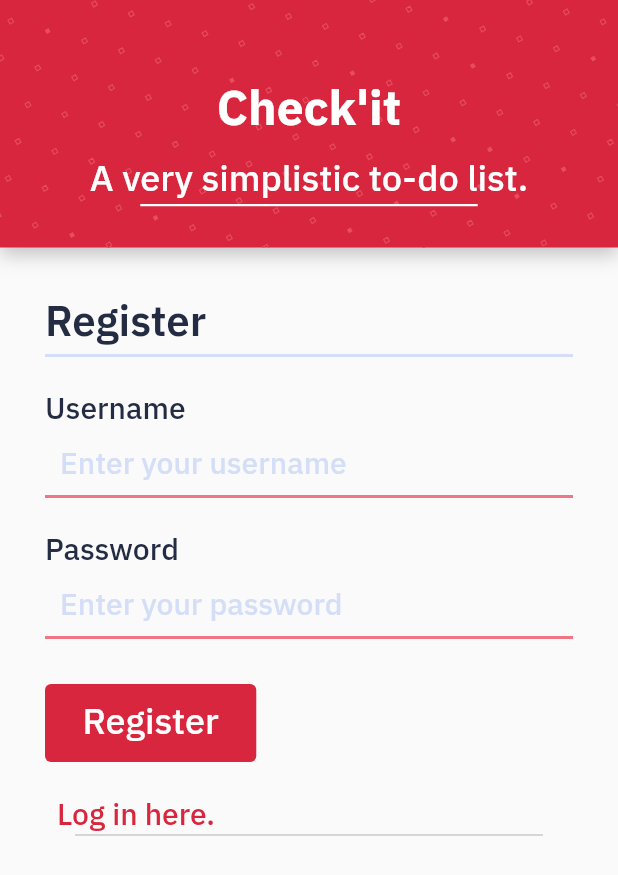
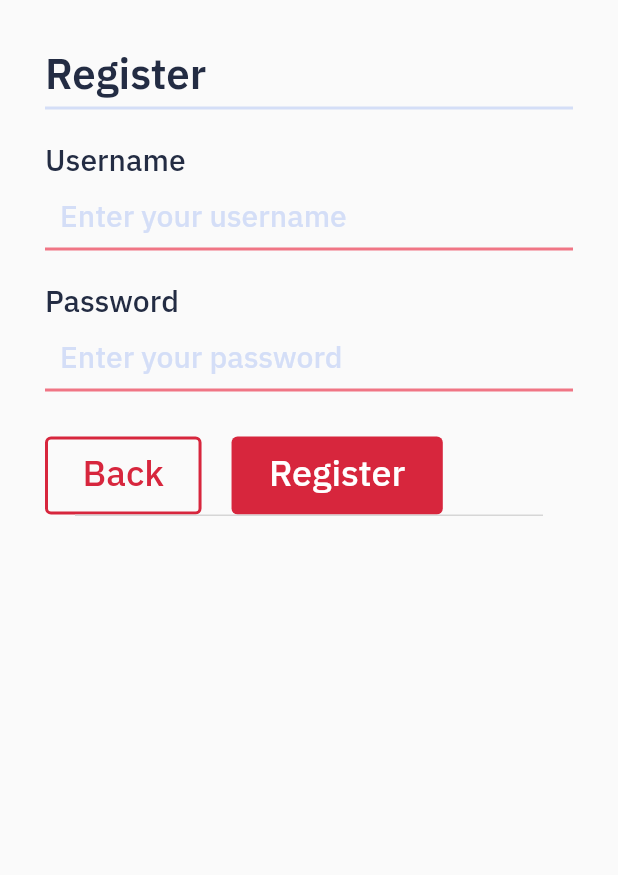
Before and after one commit to LeguyDany/checkit, a Flutter app: the Register screen opened directly, on a phone screen of 412 x 824 dp. Shown: the top 875 px of the screen. Run offline on Flutter 3.47's test engine with Material 2 defaults, Android fonts, the light colour scheme and no system bars; our stand-ins replace flutter_dotenv, flutter_secure_storage, flutter_svg, go_router, lottie; accounts and stored records are empty; grey boxes are pictures that could not be loaded.

Commit message:
feat(front): General fix, router improvement, bottom nav bar improvement and misc

```diff
--- a/front/lib/controller/api/auth.dart
+++ b/front/lib/controller/api/auth.dart
@@ -3,6 +3,10 @@ import 'package:checkit/controller/response.dart';
 import 'package:checkit/helper/api_requests.dart';
 
 abstract class AuthApi {
+  Future<Response> apiCheckIsAuth() async {
+    final res = await apiRequests.getRequest('/auth/check_logged_in');
+    return res;
+  }
   Future<Response> apiRegister(String username, String password) async {
     final Map<String, String> body = {'username': username, 'pwd': password};
     final res = await apiRequests.postRequest('/users/addUser', jsonEncode(body));
--- a/front/lib/helper/api_requests.dart
+++ b/front/lib/helper/api_requests.dart
@@ -21,7 +21,9 @@ class ApiRequests {
 
   Future<Response> getRequest(String route) async {
     var url = Uri.http('$apiAddress:$apiPort', route);
-    var response = await http.get(url);
+    var response = await http.get(url, headers: {
+      'Authorization': 'Bearer ${header["Authorization"]}'
+    });
     final Map<String, dynamic> itemJson = jsonDecode(response.body);
     final castedResponse = Response.fromJson(itemJson);
 
--- /dev/null
+++ b/front/lib/pages/components/general/CTA2.dart
@@ -0,0 +1,32 @@
+import 'package:checkit/config/globals.dart';
+import 'package:flutter/material.dart';
+
+class CTA2 extends StatelessWidget {
+  const CTA2({Key? key, required this.content, required this.onPress, required this.isDisabled})
+      : super(key: key);
+  final String content;
+  final VoidCallback onPress;
+  final bool isDisabled;
+
+  @override
+  Widget build(BuildContext context) {
+    return Container(
+      margin: const EdgeInsets.only(top: 30, bottom: 10),
+      child: Stack(children: [
+        OutlinedButton(
+          onPressed: isDisabled ? null : onPress,
+          style: OutlinedButton.styleFrom(
+            side: const BorderSide(width: 2, color: red0),
+            padding: const EdgeInsets.fromLTRB(25, 8, 25, 13),
+            foregroundColor: isDisabled ? medium2 : red0,
+            elevation: 0,
+          ),
+          child: Text(
+            content,
+            style: getTextStyle('h3', red0),
+          ),
+        ),
+      ]),
+    );
+  }
+}
--- a/front/lib/pages/register.dart
+++ b/front/lib/pages/register.dart
@@ -1,18 +1,14 @@
 import 'dart:async';
-
 import 'package:checkit/controller/auth.dart';
-import 'package:checkit/controller/response.dart';
 import 'package:checkit/pages/components/general/CTA0.dart';
 import 'package:checkit/pages/components/general/CTA1.dart';
 import 'package:checkit/pages/components/general/input_text.dart';
-import 'package:checkit/utils/loading.dart';
 import 'package:flutter/material.dart';
 import 'package:go_router/go_router.dart';
-import '../config/globals.dart';
+import 'components/general/CTA2.dart';
 import 'components/general/header.dart';
 import 'components/general/title.dart';
 import 'package:lottie/lottie.dart';
-
 import 'components/log_reg_snackbar.dart';
 
 class Register extends StatefulWidget {
@@ -39,8 +35,6 @@ class _RegisterState extends State<Register> {
     return Scaffold(
         body: SingleChildScrollView(
       child: Column(children: [
-        const Header(
-            title: "Check'it", message: "A very simplistic to-do list."),
         Container(
           padding: const EdgeInsets.all(30),
           child: Column(
@@ -56,6 +50,9 @@ class _RegisterState extends State<Register> {
                   placeholder: "Enter your password",
                   targetVariable: password,
                   obscure: true),
+              Row(children: [
+                CTA2(content: "Back", onPress: () => context.pop(), isDisabled: false),
+                const SizedBox(width: 20,),
                 CTA0(
                     isDisabled: _buttonIsDisabled,
                     content: "Register",
@@ -75,7 +72,7 @@ class _RegisterState extends State<Register> {
                         });
                       });
                     }),
-              CTA1(content: "Log in here.", onPress: () => {context.go("/")}),
+              ],),
               Transform.translate(
                 offset: const Offset(0, -10),
                 child: Center(
--- a/front/lib/router.dart
+++ b/front/lib/router.dart
@@ -1,12 +1,52 @@
+import 'dart:async';
+
+import 'package:checkit/config/globals.dart';
+import 'package:checkit/pages/components/general/buttom_nav_bar.dart';
+import 'package:checkit/pages/components/general/header.dart';
+import 'package:checkit/pages/components/general/title.dart';
+import 'package:checkit/pages/home.dart';
 import 'package:checkit/pages/login.dart';
 import 'package:checkit/pages/register.dart';
+import 'package:checkit/pages/settings.dart';
+import 'package:checkit/utils/page_transition.dart';
 import 'package:go_router/go_router.dart';
 import 'package:flutter/material.dart';
 
+
+StreamController<String> _pageTitleStreamController = StreamController<
+    String>();
 final GoRouter router = GoRouter(
+  initialLocation: '/tasks',
   routes: <RouteBase>[
+    ShellRoute(
+      builder: (context, state, child) {
+        return Scaffold(
+          appBar: PreferredSize(
+            preferredSize: const Size.fromHeight(75.0),
+            child: StreamBuilder<String>(
+            stream: _pageTitleStreamController.stream,
+            initialData: 'Tasks',
+            builder: (context, snapshot) {
+              return Header(title: snapshot.data!);
+            },
+          ),),
+        body: child,
+        bottomNavigationBar: const BottomNavBar(),
+        );
+      },
+      routes: [
         GoRoute(
-      path: '/',
+          path: '/tasks',
+          pageBuilder: (context, state) =>
+              pageTransition1(const HomePage(), '/', state),
+        ),
+        GoRoute(
+          path: '/settings',
+          pageBuilder: (context, state) =>
+              pageTransition1(const Settings(), '/settings', state),
+        ),
+        GoRoute(
+            path: '/login',
             builder: (BuildContext context, GoRouterState state) {
               return const Login();
             },
@@ -17,6 +57,7 @@ final GoRouter router = GoRouter(
                   return const Register();
                 },
               ),
+            ]),
       ],
     ),
   ],
```
Also changed, not shown: front/lib/config/globals.dart (+10 -0 lines), front/lib/controller/auth.dart (+6 -2 lines), front/lib/main.dart (+8 -0 lines), front/lib/pages/components/general/buttom_nav_bar.dart (added, +68 -0 lines), front/lib/pages/home.dart (+49 -0 lines), front/lib/pages/login.dart (+4 -21 lines), front/lib/pages/settings.dart (+41 -0 lines), front/lib/utils/page_transition.dart (added, +32 -0 lines), front/lib/utils/local_storage.dart (deleted), 16 other files. Lines whose indentation alone changed are shown as unchanged.
